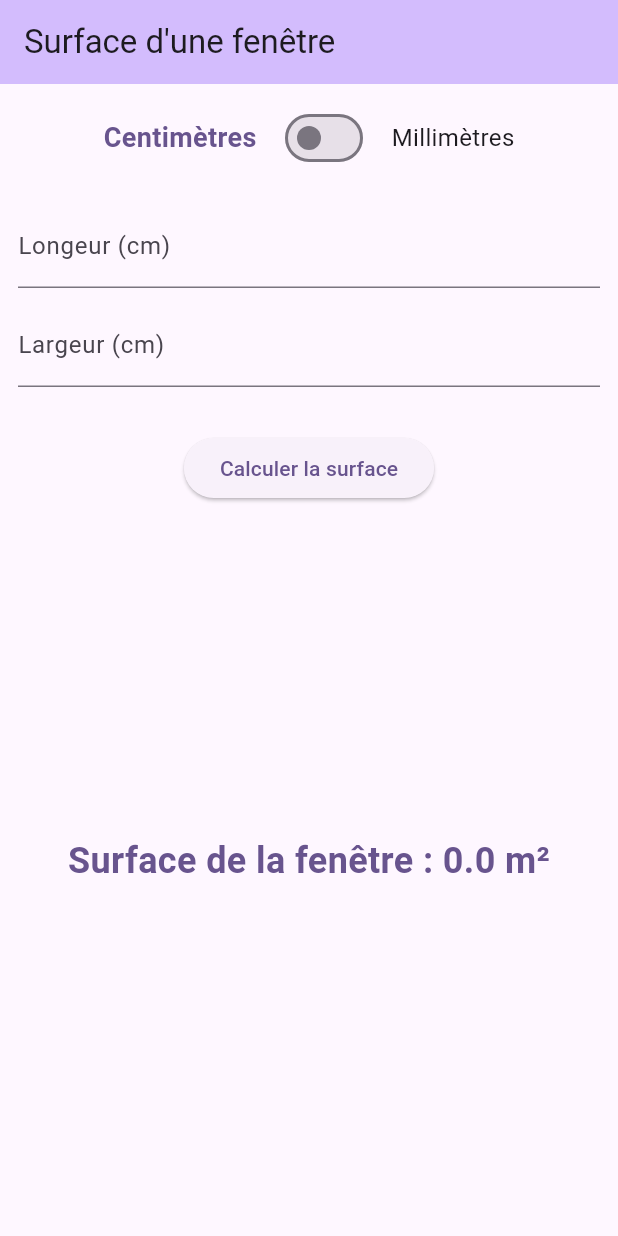
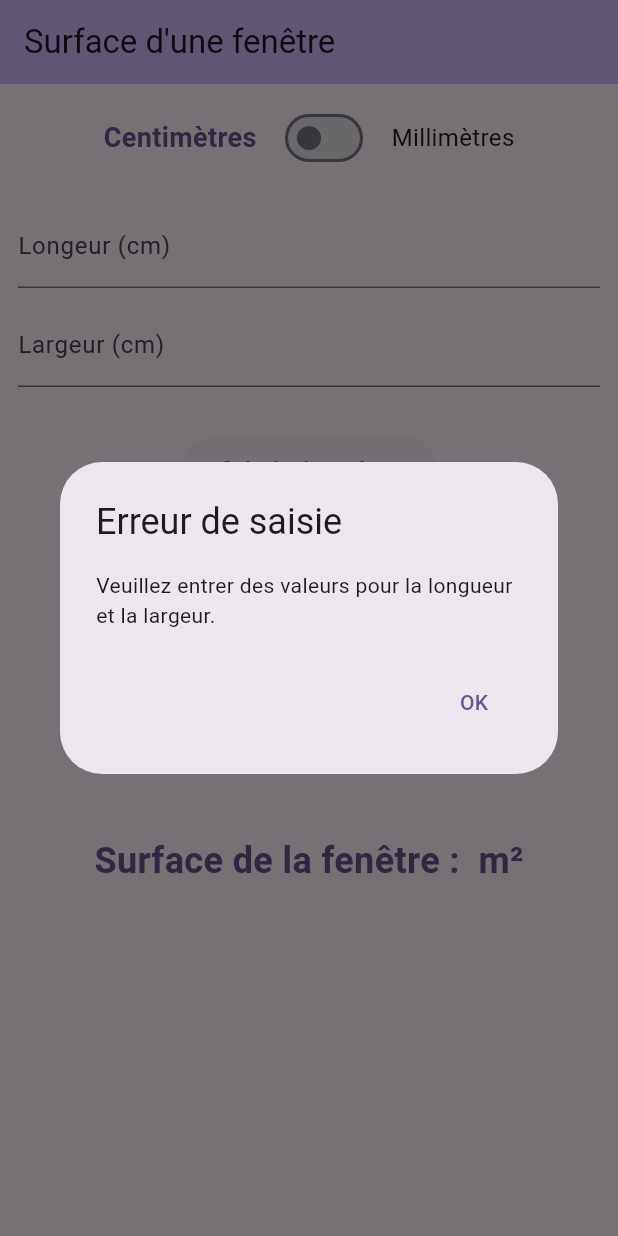
Before and after one commit to mplessis/WindowCalculator, a Flutter app: the screen it shows after launch, after a tap on "Calculer la surface", on a phone screen of 412 x 824 dp. Run offline on Flutter 3.47's test engine with Material 3 defaults, Android fonts, the phone set to English and light mode, and no system bars; our stand-ins replace adaptive_dialog.

Commit message:
refactor: extract functions to facilitate reading

```diff
--- a/lib/main.dart
+++ b/lib/main.dart
@@ -38,7 +38,7 @@ class _MyHomePageState extends State<MyHomePage> {
 
   final TextEditingController lengthController = TextEditingController();
   final TextEditingController widthController = TextEditingController();
-  double surface = 0;
+  String surface = "";
   bool isMillimeter = false;
 
   @override
@@ -58,17 +58,18 @@ class _MyHomePageState extends State<MyHomePage> {
   }
 
   void calculateSurface() {
+
+    if(isInputValuesInvalid()) {
+      showOkAlertDialog(
+          context: context,
+          title: 'Erreur de saisie',
+          message:
+          'Veuillez entrer des valeurs pour la longueur et la largeur.');
+      return;
+    }
+
     double length = double.parse(lengthController.text);
     double width = double.parse(widthController.text);
-
-    if (length <= 0 || width <= 0) {
-      showOkAlertDialog(
-          context: context,
-          title: 'Erreur',
-          message:
-              'Veuillez entrer des valeurs valides pour la longueur et la largeur.');
-      return;
-    }
 
     setState(() {
       if (isMillimeter) {
@@ -78,9 +79,11 @@ class _MyHomePageState extends State<MyHomePage> {
         length /= 100;
         width /= 100;
       }
-      surface = length * width;
+      surface = (length * width).toStringAsFixed(2);
     });
   }
+
+  bool isInputValuesInvalid() => lengthController.text.isEmpty || widthController.text.isEmpty;
 
   @override
   Widget build(BuildContext context) {
@@ -93,7 +96,32 @@ class _MyHomePageState extends State<MyHomePage> {
         padding: const EdgeInsets.all(12.0),
         child: Column(
           children: <Widget>[
-            Row(
+            _buildSwitchToDefineUnit(),
+            _buildForm(),
+            Padding(
+              padding: const EdgeInsets.only(top: 30.0),
+              child: ElevatedButton(
+                onPressed: calculateSurface,
+                child: const Text('Calculer la surface'),
+              ),
+            ),
+            Expanded(
+                child: Center(
+                    child: Text('Surface de la fenêtre : $surface m²',
+                        style: TextStyle(
+                            fontSize: 24,
+                            fontWeight: FontWeight.bold,
+                            color: Theme.of(context).colorScheme.primary)))),
+          ],
+        ),
+      ),
+    );
+  }
+
+  String displayUnit() => isMillimeter ? 'mm' : 'cm';
+
+  Widget _buildSwitchToDefineUnit(){
+    return Row(
       mainAxisAlignment: MainAxisAlignment.center,
       children: <Widget>[
         Text('Centimètres',
@@ -121,8 +149,11 @@ class _MyHomePageState extends State<MyHomePage> {
                 color: Theme.of(context).colorScheme.primary)
                 : const TextStyle(fontSize: 16)),
       ],
-            ),
-            Form(
+    );
+  }
+
+  Widget _buildForm(){
+    return Form(
       key: _formKey,
       child: Column(
         children: [
@@ -160,26 +191,6 @@ class _MyHomePageState extends State<MyHomePage> {
           ),
         ],
       ),
-            ),
-            Padding(
-              padding: const EdgeInsets.only(top: 30.0),
-              child: ElevatedButton(
-                onPressed: calculateSurface,
-                child: const Text('Calculer la surface'),
-              ),
-            ),
-            Expanded(
-                child: Center(
-                    child: Text('Surface de la fenêtre : $surface m²',
-                        style: TextStyle(
-                            fontSize: 24,
-                            fontWeight: FontWeight.bold,
-                            color: Theme.of(context).colorScheme.primary)))),
-          ],
-        ),
-      ),
     );
   }
-
-  String displayUnit() => isMillimeter ? 'mm' : 'cm';
 }
```
Also changed, not shown: 2 other files. Lines whose indentation alone changed are shown as unchanged.
